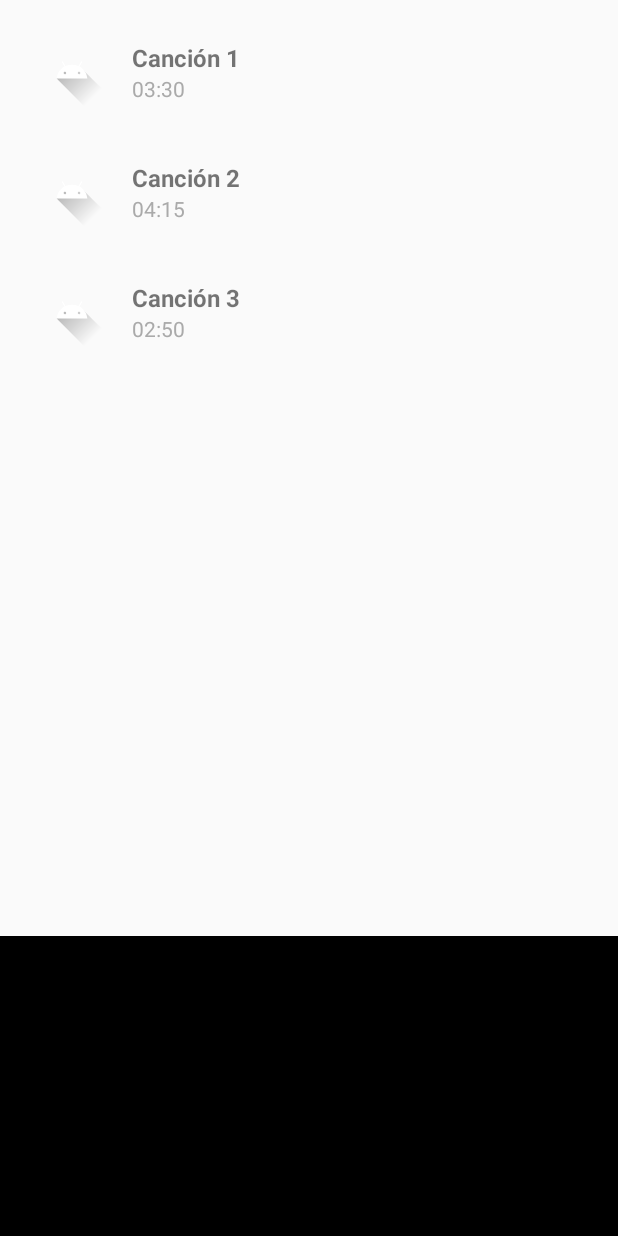
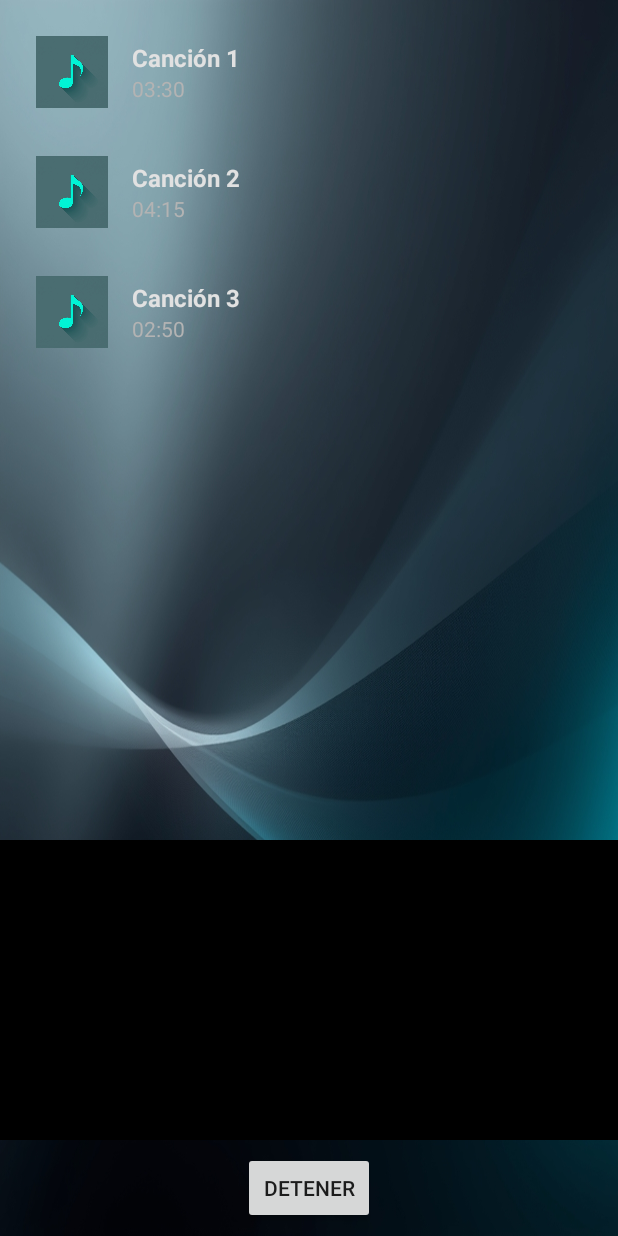
Before and after one commit to StoneyGravy963/Prueba1, an Android app: the screen it shows after launch (MainActivity), on a phone screen of 412 x 824 dp. Run offline under Robolectric (Android 15) with nearby library versions, the phone set to English and light mode, and no system bars; 2 statements that could not run were skipped.

Commit message:
Falta poco

```diff
--- a/app/src/main/java/com/example/examenn/MainActivity.kt
+++ b/app/src/main/java/com/example/examenn/MainActivity.kt
@@ -46,6 +46,13 @@ class MainActivity : AppCompatActivity() {
 
         crearListaCanciones()
         configurarRecyclerView()
+
+        binding.botonDetenerMainActivity.setOnClickListener {
+            val intent = Intent(this, ServicioReproduccion::class.java).apply {
+                action = ServicioReproduccion.ACTION_STOP
+            }
+            startService(intent)
+        }
     }
 
     // Volvemos a añadir onStart y onStop para gestionar la vinculación
@@ -66,9 +73,9 @@ class MainActivity : AppCompatActivity() {
 
     private fun crearListaCanciones() {
         listaCanciones = listOf(
-            Cancion("Canción 1", "03:30", R.raw.cancion1, R.drawable.ic_launcher_foreground),
-            Cancion("Canción 2", "04:15", R.raw.cancion2, R.drawable.ic_launcher_foreground),
-            Cancion("Canción 3", "02:50", R.raw.cancion3, R.drawable.ic_launcher_foreground)
+            Cancion("Canción 1", "03:30", R.raw.cancion1, R.drawable.icono_cancion),
+            Cancion("Canción 2", "04:15", R.raw.cancion2, R.drawable.icono_cancion),
+            Cancion("Canción 3", "02:50", R.raw.cancion3, R.drawable.icono_cancion)
         )
     }
 
--- a/app/src/main/res/layout/activity_main.xml
+++ b/app/src/main/res/layout/activity_main.xml
@@ -5,6 +5,7 @@
     android:layout_width="match_parent"
     android:layout_height="match_parent"
     android:orientation="vertical"
+    android:background="@drawable/widget_bg"
     tools:context=".MainActivity">
 
     <androidx.recyclerview.widget.RecyclerView
@@ -19,6 +20,16 @@
         android:id="@+id/vista_reproductor"
         android:layout_width="match_parent"
         android:layout_height="200dp"
+        android:background="@color/color_surface"
         app:use_controller="true" />
 
+    <Button
+        android:id="@+id/boton_detener_main_activity"
+        android:layout_width="wrap_content"
+        android:layout_height="wrap_content"
+        android:text="Detener"
+        android:layout_gravity="center_horizontal"
+        android:layout_marginBottom="8dp"
+        android:layout_marginTop="8dp"/>
+
 </LinearLayout>
--- a/app/src/main/res/layout/item_cancion.xml
+++ b/app/src/main/res/layout/item_cancion.xml
@@ -28,14 +28,15 @@
             android:layout_height="wrap_content"
             android:textSize="16sp"
             android:textStyle="bold"
-            tools:text="Nombre de la Canci\u00f3n"/>
+            android:textColor="@color/text_color_primary"
+            tools:text="Nombre de la Canción"/>
 
         <TextView
             android:id="@+id/texto_duracion_cancion"
             android:layout_width="match_parent"
             android:layout_height="wrap_content"
             android:textSize="14sp"
-            android:textColor="@android:color/darker_gray"
+            android:textColor="@color/text_color_secondary"
             tools:text="03:45"/>
 
     </LinearLayout>
--- a/app/src/main/res/values/colors.xml
+++ b/app/src/main/res/values/colors.xml
@@ -1,10 +1,16 @@
 <?xml version="1.0" encoding="utf-8"?>
 <resources>
-    <color name="purple_200">#FFBB86FC</color>
-    <color name="purple_500">#FF6200EE</color>
-    <color name="purple_700">#FF3700B3</color>
-    <color name="teal_200">#FF03DAC5</color>
-    <color name="teal_700">#FF018786</color>
+    <!-- Paleta de colores para el tema oscuro -->
+    <color name="color_primary">#00BCD4</color> <!-- Turquesa/Cyan como color de acento -->
+    <color name="color_primary_dark">#0097A7</color>
+    <color name="color_accent">#00BCD4</color>
+
+    <color name="color_background">#121212</color> <!-- Fondo oscuro principal -->
+    <color name="color_surface">#1E1E1E</color> <!-- Superficies como el reproductor -->
+
+    <color name="text_color_primary">#E1E1E1</color> <!-- Texto principal -->
+    <color name="text_color_secondary">#B3B3B3</color> <!-- Texto secundario -->
+
     <color name="black">#FF000000</color>
     <color name="white">#FFFFFFFF</color>
 </resources>
```
Also changed, not shown: app/src/main/res/layout/widget_reproductor.xml (+9 -7 lines), app/src/main/res/values/themes.xml (+18 -1 lines), app/src/main/res/drawable/icono_cancion.jpg (added), app/src/main/res/drawable/widget_bg.jpg (added), app/src/main/res/drawable/widget_reproductor.jpg (added), app/src/main/res/drawable/widget_reproductor1.png (added).
